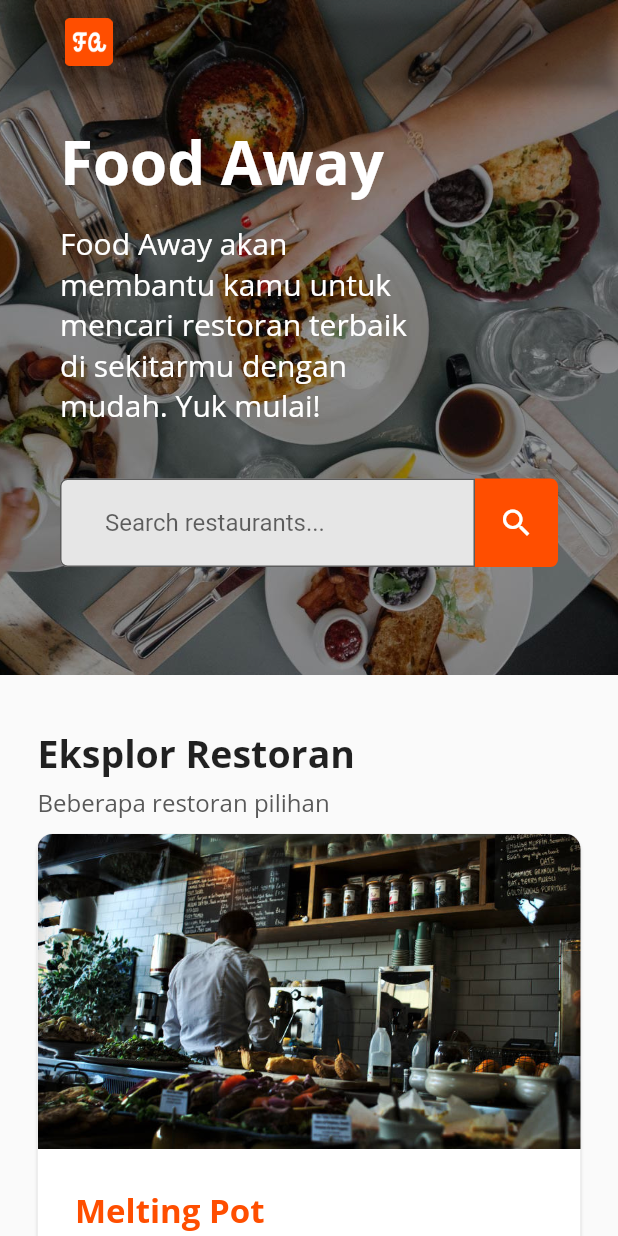
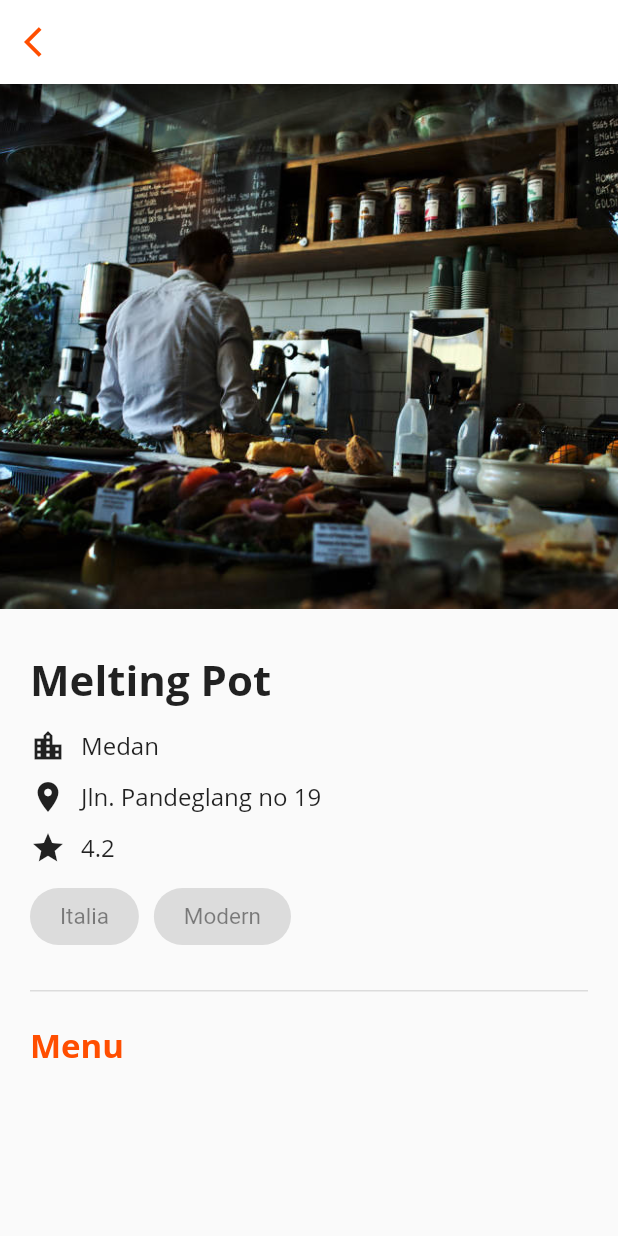
Before and after one commit to saamodra/flutter_food_away, a Flutter app: the screen it shows after launch, on a phone screen of 412 x 824 dp. Run offline on Flutter 3.47's test engine with Material 2 defaults, Android fonts, the phone set to English and light mode, and no system bars.

Commit message:
feat: detail 40%

```diff
--- a/lib/components/app_bar.dart
+++ b/lib/components/app_bar.dart
@@ -1,33 +1,44 @@
 import 'package:flutter/cupertino.dart';
 import 'package:flutter/material.dart';
+import 'package:food_away/config/fa_appbar_background.dart';
+import 'package:food_away/config/fa_appbar_type.dart';
 import 'package:food_away/config/fa_color.dart' as FaColor;
 import 'dart:developer' as developer;
 
 class FaAppBar extends StatefulWidget implements PreferredSizeWidget {
-  final ScrollController scrollController;
+  final ScrollController? scrollController;
+  final FaAppBarBackground faAppBarBackground;
+  final FaAppBarType faAppBarType;
 
-  FaAppBar({required this.scrollController});
+  FaAppBar({required this.faAppBarType, required this.faAppBarBackground, required this.scrollController});
 
   @override
-  _FaAppBarState createState() => _FaAppBarState(scrollController: scrollController);
+  _FaAppBarState createState() => _FaAppBarState(
+    faAppBarType: faAppBarType,
+    faAppBarBackground: faAppBarBackground,
+    scrollController: scrollController
+  );
 
   @override
   Size get preferredSize => Size.fromHeight(kToolbarHeight);
 }
 
 class _FaAppBarState extends State<FaAppBar> with SingleTickerProviderStateMixin {
-  ScrollController scrollController;
+  ScrollController? scrollController;
   late AnimationController animController;
   late Animation<double> animation;
   bool lastStatus = false;
+  FaAppBarBackground faAppBarBackground;
+  FaAppBarType faAppBarType;
 
-  _FaAppBarState({required this.scrollController});
+  _FaAppBarState({required this.faAppBarType, required this.faAppBarBackground, required this.scrollController});
 
 
   @override
   void initState() {
     super.initState();
-    scrollController.addListener(_scrollListener);
+    if(faAppBarBackground == FaAppBarBackground.Dynamic) {
+      scrollController!.addListener(_scrollListener);
 
       animController = AnimationController(
           duration: Duration(milliseconds: 250),
@@ -42,14 +53,30 @@ class _FaAppBarState extends State<FaAppBar> with SingleTickerProviderStateMixin
           .animate(curvedAnimation)..addListener(() {
         setState(() { });
       });
-
+    }
   }
 
+  double getAppBarOpacity() {
+    switch(faAppBarBackground) {
+      case FaAppBarBackground.Dynamic:
+        return animation.value;
+      case FaAppBarBackground.Filled:
+        return 1;
+      default:
+        return 0;
+    }
+  }
 
   @override
   Widget build(BuildContext context) {
     return AppBar(
-      title: Row(
+      leading: faAppBarType == FaAppBarType.NoLeading ? null : IconButton(
+        onPressed: () {
+          Navigator.pop(context);
+        },
+        icon: Icon(Icons.arrow_back_ios, color: FaColor.orangePrimary),
+      ),
+      title: faAppBarType == FaAppBarType.WithBackLeading ? null : Row(
         children: [
           IconButton(
             onPressed: () {},
@@ -60,13 +87,14 @@ class _FaAppBarState extends State<FaAppBar> with SingleTickerProviderStateMixin
             child: Text(!lastStatus ? "" : "Food Away", style: TextStyle(
               fontSize: 18,
               fontWeight: FontWeight.bold,
-              color: FaColor.orangePrimary.withOpacity(animation.value)
+              color: FaColor.orangePrimary.withOpacity(getAppBarOpacity())
             ))
           )
         ],
       ),
       titleSpacing: 35,
-      backgroundColor: Colors.white.withOpacity(animation.value),
+      backgroundColor: Colors.white.withOpacity(getAppBarOpacity()),
+      brightness: Brightness.dark
     );
   }
 
@@ -84,13 +112,16 @@ class _FaAppBarState extends State<FaAppBar> with SingleTickerProviderStateMixin
   }
 
   bool get isShrink {
-    return scrollController.hasClients &&
-        scrollController.offset > 0;
+    return scrollController!.hasClients &&
+        scrollController!.offset > 0;
   }
 
   @override
   void dispose() {
-    scrollController.removeListener(_scrollListener);
+    if(faAppBarBackground == FaAppBarBackground.Dynamic) {
+      scrollController!.removeListener(_scrollListener);
+    }
+
     super.dispose();
   }
 }
--- /dev/null
+++ b/lib/config/fa_appbar_background.dart
@@ -0,0 +1,3 @@
+enum FaAppBarBackground {
+  Dynamic, Filled, Transparent
+}
--- /dev/null
+++ b/lib/config/fa_appbar_type.dart
@@ -0,0 +1,3 @@
+enum FaAppBarType {
+  WithBackLeading, NoLeading
+}
--- a/lib/main.dart
+++ b/lib/main.dart
@@ -1,6 +1,8 @@
+import 'package:flutter/cupertino.dart';
 import 'package:flutter/material.dart';
 import 'package:flutter/services.dart';
-import 'package:food_away/home.dart';
+import 'package:food_away/pages/detail_restaurant.dart';
+import 'package:food_away/pages/home.dart';
 import 'package:food_away/config/fa_color.dart' as FaColor;
 
 void main() {
@@ -18,18 +20,9 @@ class MyApp extends StatelessWidget {
     return MaterialApp(
       title: 'Flutter Demo',
       theme: ThemeData(
-        // This is the theme of your application.
-        //
-        // Try running your application with "flutter run". You'll see the
-        // application has a blue toolbar. Then, without quitting the app, try
-        // changing the primarySwatch below to Colors.green and then invoke
-        // "hot reload" (press "r" in the console where you ran "flutter run",
-        // or simply save your changes to "hot reload" in a Flutter IDE).
-        // Notice that the counter didn't reset back to zero; the application
-        // is not restarted.
         primarySwatch: Colors.blue,
       ),
-      home: Home(),
+      home: DetailRestaurant(),
     );
   }
 }
--- a/lib/model/restaurant_item.dart
+++ b/lib/models/restaurant_item.dart
@@ -1,4 +1,4 @@
-import 'package:food_away/model/customer_review.dart';
+import 'package:food_away/models/customer_review.dart';
 
 class RestaurantItem {
   String name;
--- /dev/null
+++ b/lib/pages/detail_restaurant.dart
@@ -0,0 +1,153 @@
+import 'package:flutter/cupertino.dart';
+import 'package:flutter/material.dart';
+import 'package:food_away/components/app_bar.dart';
+import 'package:food_away/config/fa_appbar_background.dart';
+import 'package:food_away/config/fa_appbar_type.dart';
+import 'package:food_away/models/restaurant_item.dart';
+import 'package:food_away/config/fa_color.dart' as FaColor;
+
+var detailRestaurantSubtitleStyle = TextStyle(
+    fontFamily: 'OpenSans',
+    fontSize: 16,
+    color: Colors.black87
+);
+
+class DetailRestaurant extends StatefulWidget {
+  // RestaurantItem restaurantItem;
+
+  // DetailRestaurant({required this.restaurantItem});
+
+  @override
+  _DetailRestaurantState createState() => _DetailRestaurantState();
+}
+
+class _DetailRestaurantState extends State<DetailRestaurant> {
+  @override
+  Widget build(BuildContext context) {
+    return Scaffold(
+      appBar: FaAppBar(
+        faAppBarType: FaAppBarType.WithBackLeading,
+        faAppBarBackground: FaAppBarBackground.Filled,
+        scrollController: null
+      ),
+      body: SingleChildScrollView(
+        child: Column(
+          crossAxisAlignment: CrossAxisAlignment.start,
+          children: [
+            Container(
+              height: 350,
+              decoration: BoxDecoration(
+                  image: DecorationImage(
+                    fit: BoxFit.cover,
+                    image: AssetImage("images/melting_pot.jpg"),
+                  )),
+            ),
+            Container(
+              padding: const EdgeInsets.all(20),
+              child: Column(
+                crossAxisAlignment: CrossAxisAlignment.start,
+                children: [
+                  Padding(
+                    padding: const EdgeInsets.symmetric(vertical: 8.0),
+                    child: Text("Melting Pot",
+                      textAlign: TextAlign.left,
+                      style: TextStyle(
+                        fontFamily: 'OpenSansBold',
+                        fontSize: 28,
+                      )),
+                  ),
+                  Container(
+                    margin: const EdgeInsets.symmetric(vertical: 5),
+                    child: Row(
+                      children: [
+                        Icon(Icons.location_city),
+                        Container(
+                          margin: EdgeInsets.only(left: 10),
+                          child: Text("Medan", style: detailRestaurantSubtitleStyle),
+                        )
+                      ],
+                    ),
+                  ),
+                  Container(
+                    margin: const EdgeInsets.symmetric(vertical: 5),
+                    child: Row(
+                      children: [
+                        Icon(Icons.location_on),
+                        Container(
+                          margin: EdgeInsets.only(left: 10),
+                          child: Text("Jln. Pandeglang no 19", style: detailRestaurantSubtitleStyle)
+                        ),
+                      ],
+                    ),
+                  ),
+                  Container(
+                    margin: const EdgeInsets.symmetric(vertical: 5),
+                    child: Row(
+                      children: [
+                        Icon(Icons.star),
+                        Container(
+                            margin: EdgeInsets.only(left: 10),
+                            child: Text("4.2", style: detailRestaurantSubtitleStyle)
+                        ),
+                      ],
+                    ),
+                  ),
+                  Row(
+                    children: [
+                      Container(
+                        margin: const EdgeInsets.only(top: 10, bottom: 10, right: 10),
+                        padding: const EdgeInsets.symmetric(vertical: 10, horizontal: 20),
+                        decoration: BoxDecoration(
+                          color: Colors.black12,
+                          borderRadius: BorderRadius.all(Radius.circular(20))
+                        ),
+                        child: Text("Italia", style: TextStyle(
+                          fontSize: 15,
+                          color: Colors.black45
+                        )),
+                      ),
+                      Container(
+                        margin: const EdgeInsets.only(top: 10, bottom: 10, right: 10),
+                        padding: const EdgeInsets.symmetric(vertical: 10, horizontal: 20),
+                        decoration: BoxDecoration(
+                            color: Colors.black12,
+                            borderRadius: BorderRadius.all(Radius.circular(20))
+                        ),
+                        child: Text("Modern", style: TextStyle(
+                            fontSize: 15,
+                            color: Colors.black45
+                        )),
+                      )
+                    ],
+                  ),
+                  Container(
+                    margin: const EdgeInsets.only(top: 20),
+                    width: double.infinity,
+                    decoration: BoxDecoration(
+                      border: Border(top: BorderSide(color: Colors.black12, width: 1))
+                    ),
+                    padding: const EdgeInsets.symmetric(vertical: 20),
+                    child: Column(
+                      crossAxisAlignment: CrossAxisAlignment.start,
+                      children: [
+                        Container(
+                          child: Text("Menu",
+                            style: TextStyle(
+                              fontSize: 22,
+                              fontFamily: 'OpenSansBold',
+                              color: FaColor.orangePrimary
+                            )
+                          ),
+                        )
+                      ],
+                    ),
+                  )
+                ],
+              ),
+            )
+          ],
+        ),
+      ),
+    );
+  }
+}
--- a/lib/home.dart
+++ b/lib/pages/home.dart
@@ -1,9 +1,13 @@
 import 'package:flutter/cupertino.dart';
 import 'package:flutter/material.dart';
 import 'package:food_away/components/app_bar.dart';
+import 'package:food_away/config/fa_appbar_background.dart';
+import 'package:food_away/config/fa_appbar_type.dart';
 import 'package:food_away/config/fa_color.dart' as FaColor;
-import 'package:food_away/model/restaurant_item.dart';
+import 'package:food_away/models/restaurant_item.dart';
 import 'dart:developer' as developer;
+
+import 'package:food_away/pages/detail_restaurant.dart';
 
 class Home extends StatefulWidget {
   @override
@@ -14,8 +18,6 @@ class _HomeState extends State<Home> {
   final String _search = "";
 
   ScrollController _scrollController = ScrollController();
-  double scrollPosition = 0;
-  bool lastStatus = true;
 
   @override
   void initState() {
@@ -38,7 +40,11 @@ class _HomeState extends State<Home> {
             Scaffold(
               backgroundColor: Colors.transparent,
               extendBodyBehindAppBar: true,
-              appBar: FaAppBar(scrollController: _scrollController),
+              appBar: FaAppBar(
+                  faAppBarType: FaAppBarType.NoLeading,
+                  faAppBarBackground: FaAppBarBackground.Dynamic,
+                  scrollController: _scrollController
+              ),
               body: SingleChildScrollView(
                 controller: _scrollController,
                 physics: ScrollPhysics(),
@@ -184,7 +190,11 @@ class _HomeState extends State<Home> {
                               final RestaurantItem restaurantItem = restaurantList[index];
 
                               return InkWell(
-                                onTap: () {},
+                                onTap: () {
+                                  // Navigator.push(context, MaterialPageRoute(builder: (context) {
+                                  //   return DetailRestaurant(restaurantItem: restaurantItem);
+                                  // }));
+                                },
                                 child: Card(
                                     margin: const EdgeInsets.symmetric(vertical: 10),
                                     shape: RoundedRectangleBorder(
```
Also changed, not shown: lib/models/customer_review.dart (renamed from lib/model/customer_review.dart). Lines whose indentation alone changed are shown as unchanged.
